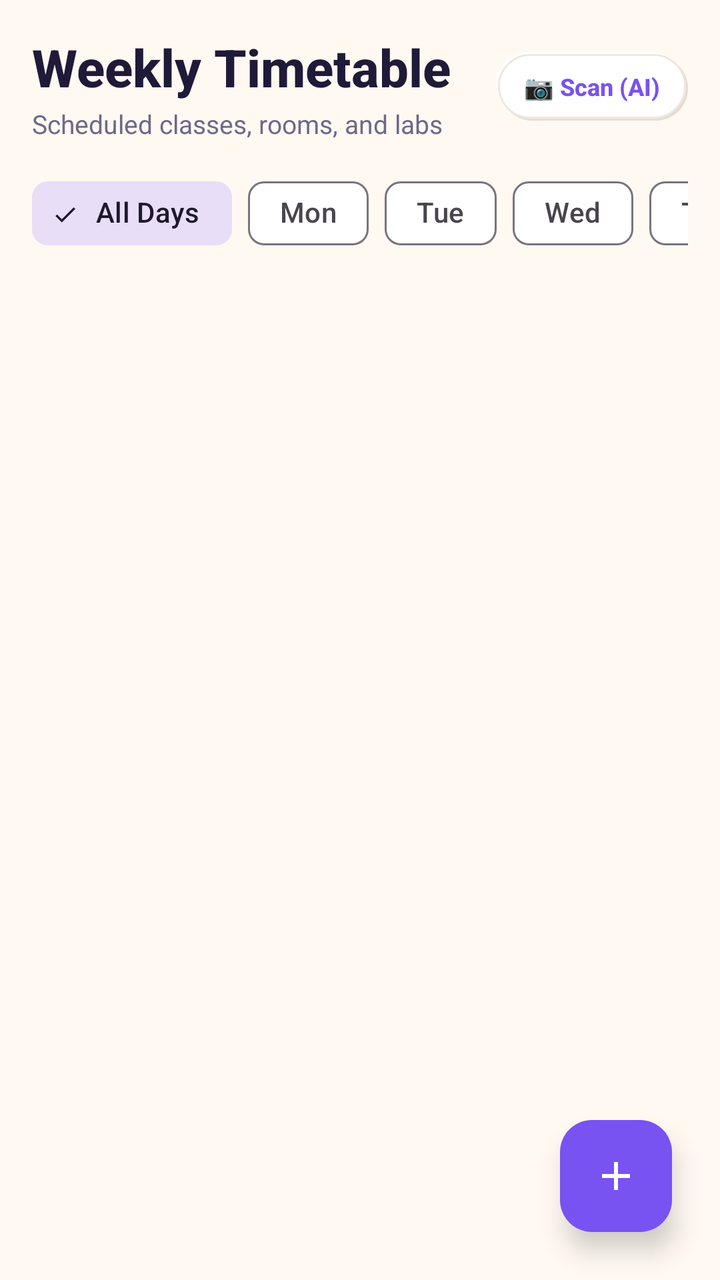
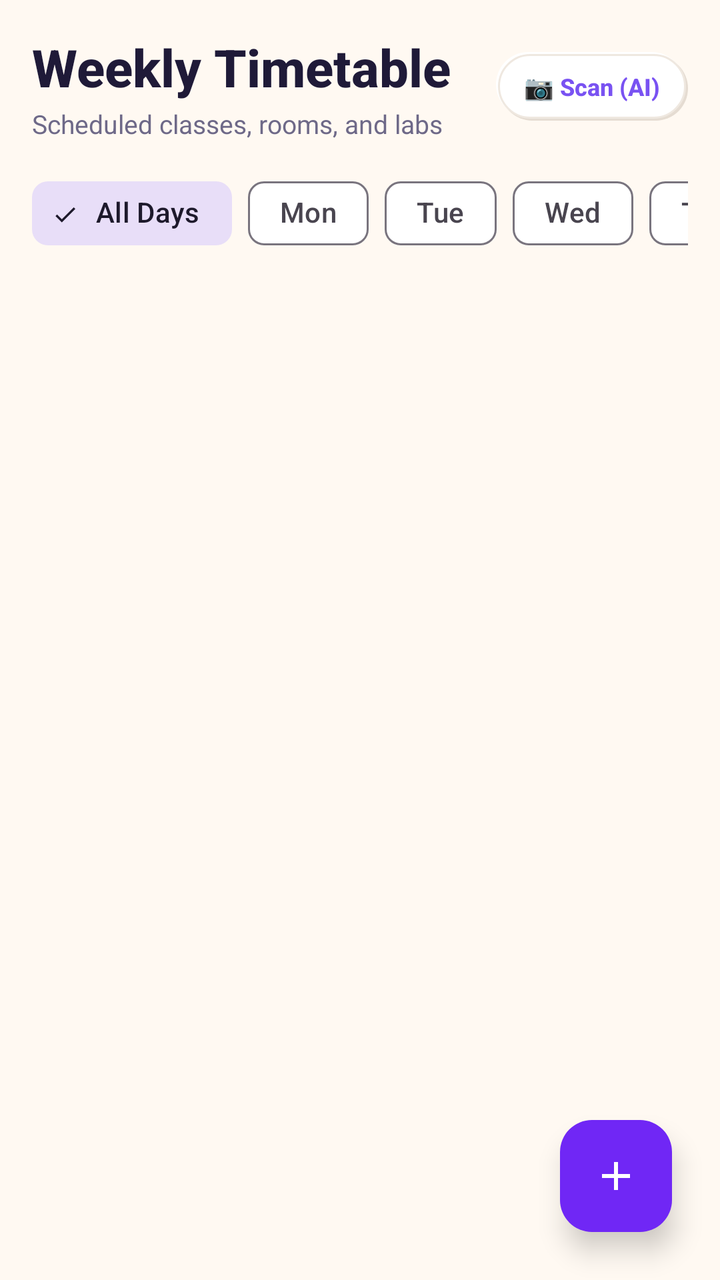

Screens rendered from an Android XML layout before and after an edit, with the pre-edit source and the edit as a unified diff.
<!-- AndroidManifest.xml: application theme Theme.AcademiaLife -->
<!-- res/layout/fragment_timetable.xml -->
<?xml version="1.0" encoding="utf-8"?>
<androidx.coordinatorlayout.widget.CoordinatorLayout xmlns:android="http://schemas.android.com/apk/res/android"
    xmlns:app="http://schemas.android.com/apk/res-auto"
    android:layout_width="match_parent"
    android:layout_height="match_parent"
    android:background="@color/neu_bg">

    <LinearLayout
        android:layout_width="match_parent"
        android:layout_height="match_parent"
        android:orientation="vertical"
        android:padding="16dp">

        
        <LinearLayout
            android:layout_width="match_parent"
            android:layout_height="wrap_content"
            android:orientation="horizontal"
            android:gravity="center_vertical">

            <LinearLayout
                android:layout_width="0dp"
                android:layout_height="wrap_content"
                android:layout_weight="1"
                android:orientation="vertical">

                <TextView
                    android:layout_width="wrap_content"
                    android:layout_height="wrap_content"
                    android:text="Weekly Timetable"
                    android:textColor="@color/text_primary"
                    android:textSize="26sp"
                    android:fontFamily="sans-serif-medium"
                    android:textStyle="bold" />

                <TextView
                    android:layout_width="wrap_content"
                    android:layout_height="wrap_content"
                    android:layout_marginTop="2dp"
                    android:text="Scheduled classes, rooms, and labs"
                    android:textColor="@color/text_secondary"
                    android:textSize="13sp" />
            </LinearLayout>

            
            <TextView
                android:id="@+id/btnScanTimetableAI"
                android:layout_width="wrap_content"
                android:layout_height="wrap_content"
                android:background="@drawable/bg_neumorphic_chip_idle"
                android:clickable="true"
                android:focusable="true"
                android:paddingHorizontal="14dp"
                android:paddingVertical="9dp"
                android:text="📷 Scan (AI)"
                android:textColor="@color/lavender_primary"
                android:textSize="12sp"
                android:fontFamily="sans-serif-medium"
                android:textStyle="bold" />
        </LinearLayout>

        <View
            android:layout_width="match_parent"
            android:layout_height="12dp" />

        
        <HorizontalScrollView
            android:layout_width="match_parent"
            android:layout_height="wrap_content"
            android:scrollbars="none">

            <com.google.android.material.chip.ChipGroup
                android:id="@+id/chipGroupDays"
                android:layout_width="wrap_content"
                android:layout_height="wrap_content"
                app:singleSelection="true">

                <com.google.android.material.chip.Chip
                    android:id="@+id/chipAll"
                    style="@style/Widget.Material3.Chip.Filter"
                    android:layout_width="wrap_content"
                    android:layout_height="wrap_content"
                    android:checked="true"
                    android:text="All Days" />

                <com.google.android.material.chip.Chip
                    android:id="@+id/chipMonday"
                    style="@style/Widget.Material3.Chip.Filter"
                    android:layout_width="wrap_content"
                    android:layout_height="wrap_content"
                    android:text="Mon" />

                <com.google.android.material.chip.Chip
                    android:id="@+id/chipTuesday"
                    style="@style/Widget.Material3.Chip.Filter"
                    android:layout_width="wrap_content"
                    android:layout_height="wrap_content"
                    android:text="Tue" />

                <com.google.android.material.chip.Chip
                    android:id="@+id/chipWednesday"
                    style="@style/Widget.Material3.Chip.Filter"
                    android:layout_width="wrap_content"
                    android:layout_height="wrap_content"
                    android:text="Wed" />

                <com.google.android.material.chip.Chip
                    android:id="@+id/chipThursday"
                    style="@style/Widget.Material3.Chip.Filter"
                    android:layout_width="wrap_content"
                    android:layout_height="wrap_content"
                    android:text="Thu" />

                <com.google.android.material.chip.Chip
                    android:id="@+id/chipFriday"
                    style="@style/Widget.Material3.Chip.Filter"
                    android:layout_width="wrap_content"
                    android:layout_height="wrap_content"
                    android:text="Fri" />

                <com.google.android.material.chip.Chip
                    android:id="@+id/chipSaturday"
                    style="@style/Widget.Material3.Chip.Filter"
                    android:layout_width="wrap_content"
                    android:layout_height="wrap_content"
                    android:text="Sat" />
            </com.google.android.material.chip.ChipGroup>
        </HorizontalScrollView>

        <androidx.recyclerview.widget.RecyclerView
            android:id="@+id/rvTimetable"
            android:layout_width="match_parent"
            android:layout_height="0dp"
            android:layout_marginTop="12dp"
            android:layout_weight="1"
            android:clipToPadding="false"
            android:paddingBottom="80dp" />

        
        <LinearLayout
            android:id="@+id/layoutEmptyTimetable"
            android:layout_width="match_parent"
            android:layout_height="wrap_content"
            android:layout_marginTop="24dp"
            android:background="@drawable/bg_neumorphic_card"
            android:gravity="center"
            android:orientation="vertical"
            android:padding="28dp"
            android:visibility="gone">

            <ImageView
                android:layout_width="48dp"
                android:layout_height="48dp"
                android:src="@drawable/ic_timetable"
                app:tint="@color/text_muted" />

            <TextView
                android:layout_width="wrap_content"
                android:layout_height="wrap_content"
                android:layout_marginTop="12dp"
                android:text="No Classes Scheduled"
                android:textColor="@color/text_primary"
                android:textSize="16sp"
                android:textStyle="bold" />

            <TextView
                android:layout_width="wrap_content"
                android:layout_height="wrap_content"
                android:layout_marginTop="4dp"
                android:gravity="center"
                android:text="Tap the + button below to add your weekly class timetable."
                android:textColor="@color/text_secondary"
                android:textSize="12sp" />
        </LinearLayout>
    </LinearLayout>

    
    <com.google.android.material.floatingactionbutton.FloatingActionButton
        android:id="@+id/fabAddClass"
        android:layout_width="wrap_content"
        android:layout_height="wrap_content"
        android:layout_gravity="bottom|end"
        android:layout_margin="24dp"
        android:backgroundTint="@color/brand_primary"
        android:contentDescription="Add Class"
        android:src="@drawable/ic_add"
        app:elevation="8dp"
        app:tint="@color/white" />

</androidx.coordinatorlayout.widget.CoordinatorLayout>
<!-- resources referenced by this layout -->
<resources>
  <color name="brand_primary">#7952F2</color>
  <color name="lavender_primary">#7952F2</color>
  <color name="neu_bg">#FFF9F2</color>
  <color name="text_muted">#8E89A8</color>
  <color name="text_primary">#1F1A38</color>
  <color name="text_secondary">#6E6988</color>
  <color name="white">#FFFFFF</color>
  <!-- drawable bg_neumorphic_card (drawable) -->
  <?xml version="1.0" encoding="utf-8"?>
  <layer-list xmlns:android="http://schemas.android.com/apk/res/android">
      
      <item
          android:left="1dp"
          android:top="2dp"
          android:right="1dp"
          android:bottom="2dp">
          <shape android:shape="rectangle">
              <corners android:radius="22dp" />
              <solid android:color="@color/lavender_dark_shadow" />
          </shape>
      </item>
  
      
      <item
          android:left="0.5dp"
          android:top="0.5dp"
          android:right="0.5dp"
          android:bottom="1.5dp">
          <shape android:shape="rectangle">
              <corners android:radius="22dp" />
              <solid android:color="@color/surface_light" />
              <stroke
                  android:width="1dp"
                  android:color="@color/surface_border" />
          </shape>
      </item>
  </layer-list>
  <!-- drawable bg_neumorphic_chip_idle (drawable) -->
  <?xml version="1.0" encoding="utf-8"?>
  <layer-list xmlns:android="http://schemas.android.com/apk/res/android">
      <item
          android:left="2dp"
          android:top="2dp">
          <shape android:shape="rectangle">
              <corners android:radius="50dp" />
              <solid android:color="@color/lavender_dark_shadow" />
          </shape>
      </item>
      <item
          android:right="2dp"
          android:bottom="2dp">
          <shape android:shape="rectangle">
              <corners android:radius="50dp" />
              <solid android:color="@color/lavender_light_shadow" />
          </shape>
      </item>
      <item
          android:left="1dp"
          android:top="1dp"
          android:right="1dp"
          android:bottom="1dp">
          <shape android:shape="rectangle">
              <corners android:radius="50dp" />
              <solid android:color="@color/lavender_card" />
              <stroke
                  android:width="1dp"
                  android:color="@color/lavender_divider" />
          </shape>
      </item>
  </layer-list>
  <!-- drawable ic_add (drawable) -->
  <vector xmlns:android="http://schemas.android.com/apk/res/android"
      android:width="24dp"
      android:height="24dp"
      android:viewportWidth="24"
      android:viewportHeight="24">
    <path
        android:fillColor="@color/white"
        android:pathData="M19,13h-6v6h-2v-6H5v-2h6V5h2v6h6v2z"/>
  </vector>
  <!-- drawable ic_timetable (drawable) -->
  <vector xmlns:android="http://schemas.android.com/apk/res/android"
      android:width="24dp"
      android:height="24dp"
      android:viewportWidth="24"
      android:viewportHeight="24">
    <path
        android:fillColor="@color/brand_primary"
        android:pathData="M19,3h-1V1h-2v2H8V1H6v2H5c-1.11,0 -1.99,0.9 -1.99,2L3,19c0,1.1 0.89,2 2,2h14c1.1,0 2,-0.9 2,-2V5c0,-1.1 -0.9,-2 -2,-2zm0,16H5V8h14v11zM7,10h5v5H7z"/>
  </vector>
  <color name="lavender_dark_shadow">#E5DCD2</color>
  <color name="surface_light">#FFFFFF</color>
  <color name="surface_border">#EFE8E0</color>
  <color name="lavender_light_shadow">#FFFFFF</color>
  <color name="lavender_card">#FFFFFF</color>
  <color name="lavender_divider">#EFE8E0</color>
  <color name="lavender_surface">#F7F2EC</color>
  <color name="lavender_deep">#6234EB</color>
  <color name="lavender_bg">#FFF9F2</color>
  <style name="ThemeOverlay.AcademiaLife.MaterialAlertDialog" parent="ThemeOverlay.Material3.MaterialAlertDialog">
          <item name="shapeAppearanceOverlay">@style/ShapeAppearance.AcademiaLife.Dialog</item>
          <item name="colorSurface">@color/lavender_card</item>
      </style>
  <style name="ShapeAppearance.AcademiaLife.Dialog" parent="">
          <item name="cornerSize">22dp</item>
      </style>
  <!-- unchanged entries left out for length: 1 -->
</resources>

<!-- the commit's change to res/layout/fragment_timetable.xml (unified diff, before → after) -->
@@ -149,10 +149,12 @@
             android:visibility="gone">
 
             <ImageView
-                android:layout_width="48dp"
-                android:layout_height="48dp"
-                android:src="@drawable/ic_timetable"
-                app:tint="@color/text_muted" />
+                android:layout_width="92dp"
+                android:layout_height="92dp"
+                android:adjustViewBounds="true"
+                android:scaleType="fitCenter"
+                android:src="@drawable/mybuddy_mascot"
+                android:contentDescription="No Classes" />
 
             <TextView
                 android:layout_width="wrap_content"
<!-- resource entries referenced after the edit -->
@@ -1,9 +1,8 @@
 <!-- resources referenced by this layout -->
 <resources>
-  <color name="brand_primary">#7952F2</color>
+  <color name="brand_primary">#7027F5</color>
   <color name="lavender_primary">#7952F2</color>
   <color name="neu_bg">#FFF9F2</color>
-  <color name="text_muted">#8E89A8</color>
   <color name="text_primary">#1F1A38</color>
   <color name="text_secondary">#6E6988</color>
   <color name="white">#FFFFFF</color>
@@ -80,16 +79,7 @@
         android:fillColor="@color/white"
         android:pathData="M19,13h-6v6h-2v-6H5v-2h6V5h2v6h6v2z"/>
   </vector>
-  <!-- drawable ic_timetable (drawable) -->
-  <vector xmlns:android="http://schemas.android.com/apk/res/android"
-      android:width="24dp"
-      android:height="24dp"
-      android:viewportWidth="24"
-      android:viewportHeight="24">
-    <path
-        android:fillColor="@color/brand_primary"
-        android:pathData="M19,3h-1V1h-2v2H8V1H6v2H5c-1.11,0 -1.99,0.9 -1.99,2L3,19c0,1.1 0.89,2 2,2h14c1.1,0 2,-0.9 2,-2V5c0,-1.1 -0.9,-2 -2,-2zm0,16H5V8h14v11zM7,10h5v5H7z"/>
-  </vector>
+  <!-- drawable mybuddy_mascot: png bitmap (drawable, 101669 bytes) -->
   <color name="lavender_dark_shadow">#E5DCD2</color>
   <color name="surface_light">#FFFFFF</color>
   <color name="surface_border">#EFE8E0</color>
